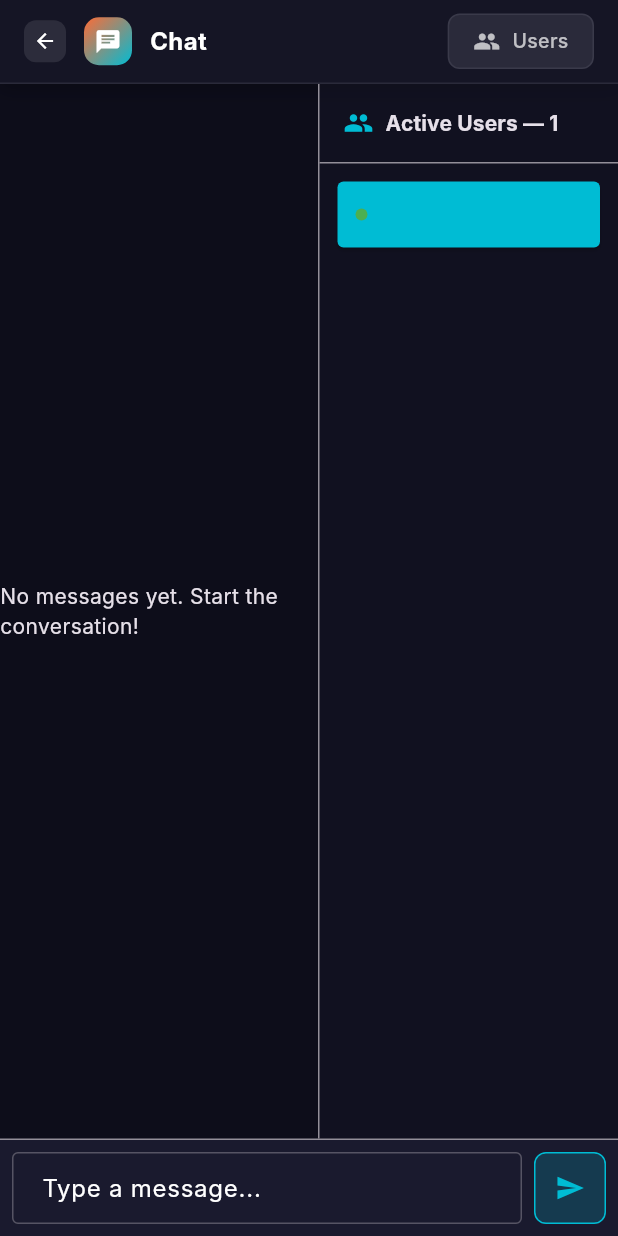
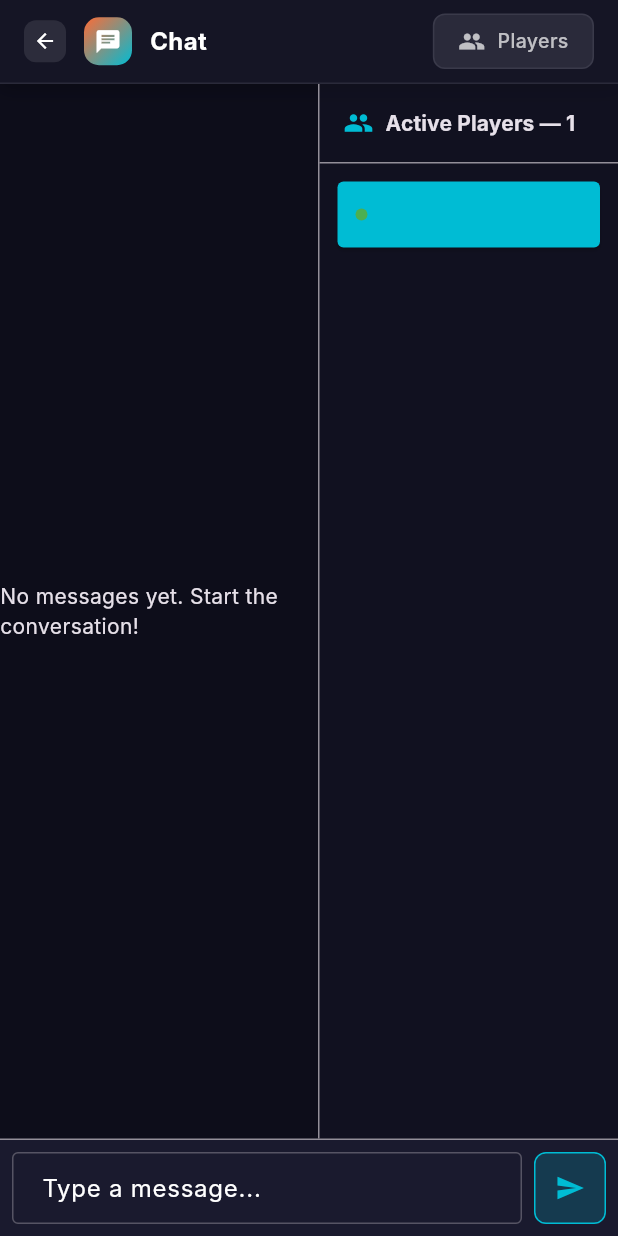
Before and after one commit to Piglettank/game_chat, a Flutter app: the ChatScreen screen opened by its route, on a phone screen of 412 x 824 dp. Run offline on Flutter 3.47's test engine with Material 3 defaults, Android fonts, the light colour scheme and no system bars; our stand-ins replace cloud_firestore, file_picker, firebase_core, go_router, qr_flutter, web; missing offline and left inert: dart:js_interop; accounts and stored records are empty; Roboto replaces fonts that are missing (Inter); statements that could not run were skipped.

Commit message:
responsive design. user -> players. bugfix back button tournamnet bracket screen

```diff
--- a/lib/chat/chat_mixin.dart
+++ b/lib/chat/chat_mixin.dart
@@ -424,7 +424,7 @@ mixin ChatMixin<T extends StatefulWidget> on State<T> {
               icon: isUsersMenuOpen
                   ? Icons.people
                   : Icons.people_outline,
-              label: 'Users',
+              label: 'Players',
               onTap: () {
                 setState(() {
                   isUsersMenuOpen = !isUsersMenuOpen;
@@ -544,7 +544,7 @@ mixin ChatMixin<T extends StatefulWidget> on State<T> {
                             ),
                             const SizedBox(width: 8),
                             Text(
-                              'Active Users — ${activeUsers.length}',
+                              'Active Players — ${activeUsers.length}',
                               style: Theme.of(context).textTheme.titleSmall
                                   ?.copyWith(fontWeight: FontWeight.bold),
                             ),
@@ -648,7 +648,7 @@ mixin ChatMixin<T extends StatefulWidget> on State<T> {
     if (activeUsers.isEmpty) {
       return Center(
         child: Text(
-          'No active users',
+          'No active players',
           style: Theme.of(context).textTheme.bodySmall,
         ),
       );
--- a/lib/chat/chat_screen.dart
+++ b/lib/chat/chat_screen.dart
@@ -98,6 +98,7 @@ class _LeaderboardScreenState extends State<LeaderboardScreen> with ChatMixin {
                     _isLeaderboardEditMode = false;
                   });
                 },
+                hideTextOnMobile: true,
               ),
               const SizedBox(width: 12),
               ToolbarButton(
@@ -107,6 +108,7 @@ class _LeaderboardScreenState extends State<LeaderboardScreen> with ChatMixin {
                   _leaderboardKey.currentState?.saveLeaderboard();
                 },
                 isPrimary: true,
+                hideTextOnMobile: true,
               ),
             ] else
               ToolbarButton(
@@ -118,6 +120,7 @@ class _LeaderboardScreenState extends State<LeaderboardScreen> with ChatMixin {
                   });
                 },
                 isPrimary: true,
+                hideTextOnMobile: true,
               ),
           ],
         ),
--- a/lib/core/app_header.dart
+++ b/lib/core/app_header.dart
@@ -24,7 +24,6 @@ class AppHeader extends StatefulWidget {
 
 class _AppHeaderState extends State<AppHeader> {
   late TextEditingController _titleController;
-  bool _isEditingTitle = false;
 
   @override
   void initState() {
@@ -35,7 +34,8 @@ class _AppHeaderState extends State<AppHeader> {
   @override
   void didUpdateWidget(AppHeader oldWidget) {
     super.didUpdateWidget(oldWidget);
-    if (oldWidget.title != widget.title && !_isEditingTitle) {
+    if (oldWidget.title != widget.title && _titleController.text != widget.title) {
+      // Only update if the text differs (external change, not from user typing)
       _titleController.text = widget.title;
     }
   }
@@ -96,7 +96,8 @@ class _AppHeaderState extends State<AppHeader> {
             ),
             SizedBox(width: spacing),
           ],
-          // Logo / App icon
+          // Logo / App icon (hidden when in edit mode)
+          if (!widget.isEditable) ...[
             Container(
               width: iconContainerSize,
               height: iconContainerSize,
@@ -111,13 +112,12 @@ class _AppHeaderState extends State<AppHeader> {
               child: Icon(widget.icon, color: Colors.white, size: iconSize),
             ),
             SizedBox(width: spacing),
+          ],
           // Title (editable if enabled)
           Expanded(
             child: widget.isEditable && widget.onTitleChanged != null
-                ? (_isEditingTitle
                 ? TextField(
                     controller: _titleController,
-                          autofocus: true,
                     style: TextStyle(
                       color: Colors.white,
                       fontSize: fontSize,
@@ -145,43 +145,13 @@ class _AppHeaderState extends State<AppHeader> {
                         ),
                       ),
                     ),
+                    onChanged: (value) {
+                      widget.onTitleChanged!(value);
+                    },
                     onSubmitted: (value) {
                       widget.onTitleChanged!(value);
-                            setState(() {
-                              _isEditingTitle = false;
-                            });
                     },
                   )
-                      : MouseRegion(
-                          cursor: SystemMouseCursors.click,
-                          child: GestureDetector(
-                            onDoubleTap: () {
-                              setState(() {
-                                _isEditingTitle = true;
-                              });
-                            },
-
-                            child: Row(
-                              mainAxisSize: MainAxisSize.min,
-                              children: [
-                                Text(
-                                  widget.title,
-                                  style: TextStyle(
-                                    color: Colors.white,
-                                    fontSize: fontSize,
-                                    fontWeight: FontWeight.bold,
-                                  ),
-                                ),
-                                const SizedBox(width: 8),
-                                Icon(
-                                  Icons.edit,
-                                  size: 16,
-                                  color: Colors.white.withValues(alpha: 0.5),
-                                ),
-                              ],
-                            ),
-                          ),
-                        ))
                 : Text(
                     widget.title,
                     style: TextStyle(
--- a/lib/core/toolbar_button.dart
+++ b/lib/core/toolbar_button.dart
@@ -6,6 +6,7 @@ class ToolbarButton extends StatelessWidget {
   final VoidCallback onTap;
   final bool isPrimary;
   final bool isDelete;
+  final bool hideTextOnMobile;
 
   const ToolbarButton({
     super.key,
@@ -14,17 +15,24 @@ class ToolbarButton extends StatelessWidget {
     required this.onTap,
     this.isPrimary = false,
     this.isDelete = false,
+    this.hideTextOnMobile = false,
   });
 
   @override
   Widget build(BuildContext context) {
+    final isMobile = MediaQuery.of(context).size.width < 600;
+    final shouldHideText = isMobile && hideTextOnMobile;
+
     return Material(
       color: Colors.transparent,
       child: InkWell(
         onTap: onTap,
         borderRadius: BorderRadius.circular(8),
         child: Container(
-          padding: const EdgeInsets.symmetric(horizontal: 16, vertical: 8),
+          padding: EdgeInsets.symmetric(
+            horizontal: shouldHideText ? 12 : 16,
+            vertical: 8,
+          ),
           decoration: BoxDecoration(
             borderRadius: BorderRadius.circular(8),
             color: isPrimary
@@ -53,6 +61,7 @@ class ToolbarButton extends StatelessWidget {
                         ? const Color(0xFFff6b35)
                         : Colors.white70,
               ),
+              if (!shouldHideText) ...[
                 const SizedBox(width: 8),
                 Text(
                   label,
@@ -67,6 +76,7 @@ class ToolbarButton extends StatelessWidget {
                   ),
                 ),
               ],
+            ],
           ),
         ),
       ),
--- a/lib/tournament/bracket_list_screen.dart
+++ b/lib/tournament/bracket_list_screen.dart
@@ -115,7 +115,7 @@ class _BracketListScreenState extends State<BracketListScreen> {
           AppHeader(
             icon: Icons.emoji_events,
             title: 'Tournament Brackets',
-            onBack: () => Navigator.of(context).pop(),
+            onBack: () => context.pop(),
           ),
           Expanded(
             child: StreamBuilder<List<SavedTournamentBracket>>(
--- a/lib/tournament/tournament_bracket.dart
+++ b/lib/tournament/tournament_bracket.dart
@@ -272,7 +272,7 @@ class _TournamentBracketState extends State<TournamentBracket> {
   }
 
   void _goBack() {
-    context.go('/brackets');
+    context.pop();
   }
 
   @override
@@ -304,12 +304,14 @@ class _TournamentBracketState extends State<TournamentBracket> {
           label: 'Add Heat',
           onTap: _addHeat,
           isPrimary: true,
+          hideTextOnMobile: true,
         ),
         const SizedBox(width: 12),
         ToolbarButton(
           icon: Icons.save_outlined,
           label: 'Save',
           onTap: _saveTournament,
+          hideTextOnMobile: true,
         ),
         if (_currentBracketId != null) ...[
           const SizedBox(width: 12),
@@ -318,6 +320,7 @@ class _TournamentBracketState extends State<TournamentBracket> {
             label: 'Delete',
             onTap: _deleteBracket,
             isDelete: true,
+            hideTextOnMobile: true,
           ),
         ],
       ]);
```
Lines whose indentation alone changed are shown as unchanged.
